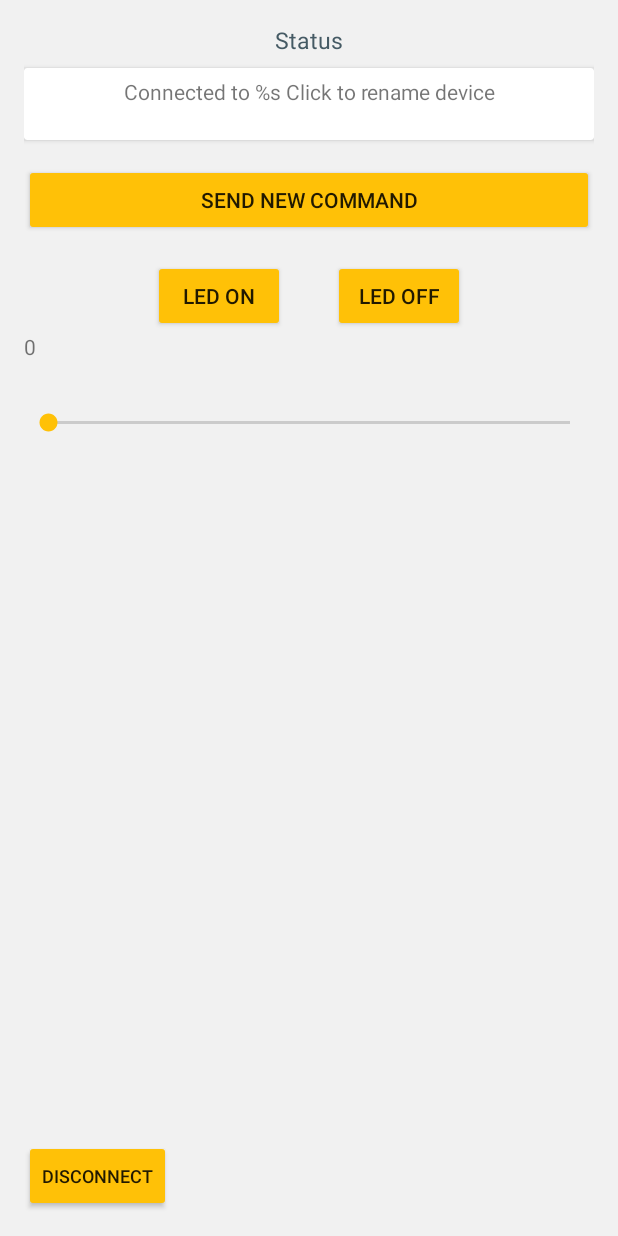
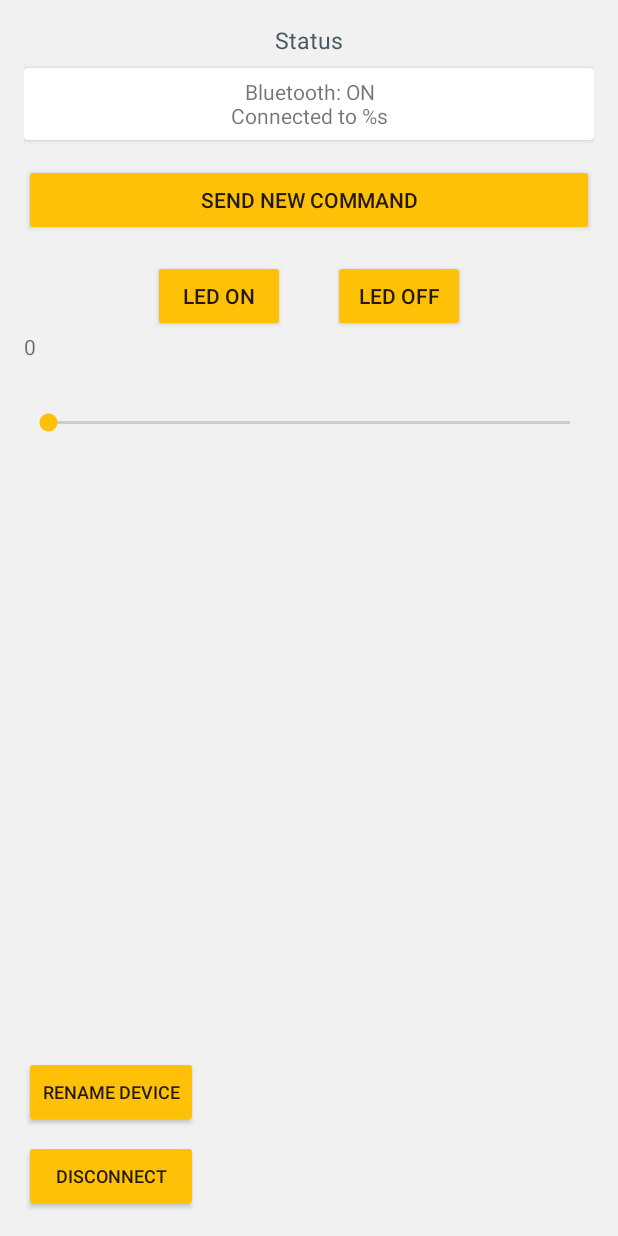
Before and after one commit to oyvindsam/plab_arduino_bluetooth, an Android app: the layout activity_led_control.xml on its own in the app's theme, with its tools: preview values and no code run, on a phone screen of 412 x 824 dp. Run offline under Robolectric (Android 15) with nearby library versions, the phone set to English and light mode, and no system bars.

Commit message:
LedControl: added BroadcastReceiver like in MainActivity with syncing status cardViews, handing device disconnect, new rename device btn, ability to turn on bt in controlPanel, new launcher icons

```diff
--- a/app/src/main/res/layout/activity_led_control.xml
+++ b/app/src/main/res/layout/activity_led_control.xml
@@ -34,8 +34,8 @@
                 android:layout_height="fill_parent"
                 android:layout_marginTop="6dp"
                 android:gravity="center|top"
-                android:text="@string/status_card_view_cp"
-                android:id="@+id/card_control_panel_text_view"/>
+                android:text="@string/status_card_view_connected"
+                android:id="@+id/txt_connection_status"/>
 
         </android.support.v7.widget.CardView>
 
@@ -85,12 +85,26 @@
 
     </LinearLayout>
 
-    <Button
+    <LinearLayout
         android:layout_width="wrap_content"
         android:layout_height="wrap_content"
         android:layout_alignParentBottom="true"
+        android:orientation="vertical"
+        android:textSize="12sp" >
+    <Button
+        android:layout_width="fill_parent"
+        android:layout_height="wrap_content"
+        android:text="@string/rename_device"
+        android:textSize="12sp"
+        android:id="@+id/btn_rename_device" />
+
+    <Button
+        android:layout_width="fill_parent"
+        android:layout_height="wrap_content"
+        android:layout_marginTop="8dp"
         android:text="@string/disconnect"
         android:textSize="12sp"
         android:id="@+id/btn_disconnect"/>
 
+    </LinearLayout>
 </RelativeLayout>
--- a/app/src/main/res/layout/activity_main.xml
+++ b/app/src/main/res/layout/activity_main.xml
@@ -21,6 +21,7 @@
         android:textSize="15sp"
         android:layout_gravity="center"/>
 
+
     <android.support.v7.widget.CardView
         android:layout_width="fill_parent"
         android:layout_height="48dp"
@@ -32,6 +33,7 @@
             android:layout_height="fill_parent"
             android:layout_marginTop="6dp"
             android:gravity="center|top"
+            android:text="@string/status_card_view_off"
             android:id="@+id/txt_connection_status"/>
 
     </android.support.v7.widget.CardView>
--- a/app/src/main/res/values/strings.xml
+++ b/app/src/main/res/values/strings.xml
@@ -1,9 +1,9 @@
 <resources xmlns:xliff="urn:oasis:names:tc:xliff:document:1.2">
-    <string name="app_name">Plab Arduino Bluetooth Controller</string>
+    <string name="app_name">ProgLab Arduino BT</string>
     <string name="status">Status</string>
     <string name="status_card_view_off">Bluetooth: OFF\nClick to activate bluetooth</string>
     <string name="status_card_view_on">Bluetooth: ON\nNot connected to a device</string>
-    <string name="status_card_view_connected">Bluetooth: ON\nConnected to</string>
+    <string name="status_card_view_connected">Bluetooth: ON\nConnected to <xliff:g id="deviceName" example="HC-06">%s</xliff:g></string>
     <string name="status_card_view_disconnected">Bluetooth: OFF\nDisconnected!</string>
     <string name="status_card_view_not_available">Bluetooth: NOT AVAILABLE\nNO ADAPTER FOUND</string>
 
@@ -22,6 +22,9 @@
     <string name="alert_dialog_header_command">Enter new command</string>
     <string name="alert_dialog_message_command">Not case sensitive</string>
     <string name="send_command">Send new command</string>
+    <string name="rename_device">Rename device</string>
+    <string name="disconnected_from_device">Disconnected from device</string>
+    <string name="error_bt_socket">Error. Cannot communicate with bluetooth socket</string>
 
 
 
```
Also changed, not shown: app/src/main/java/com/example/samue/plabarduinobluetoothcontroller/LedControl.java (+76 -14 lines), app/src/main/java/com/example/samue/plabarduinobluetoothcontroller/MainActivity.java (+7 -4 lines), app/src/main/res/mipmap-xhdpi/ic_launcher.png, app/src/main/res/mipmap-xxhdpi/ic_launcher.png, app/src/main/res/mipmap-xxxhdpi/ic_launcher.png, 1 other file.
